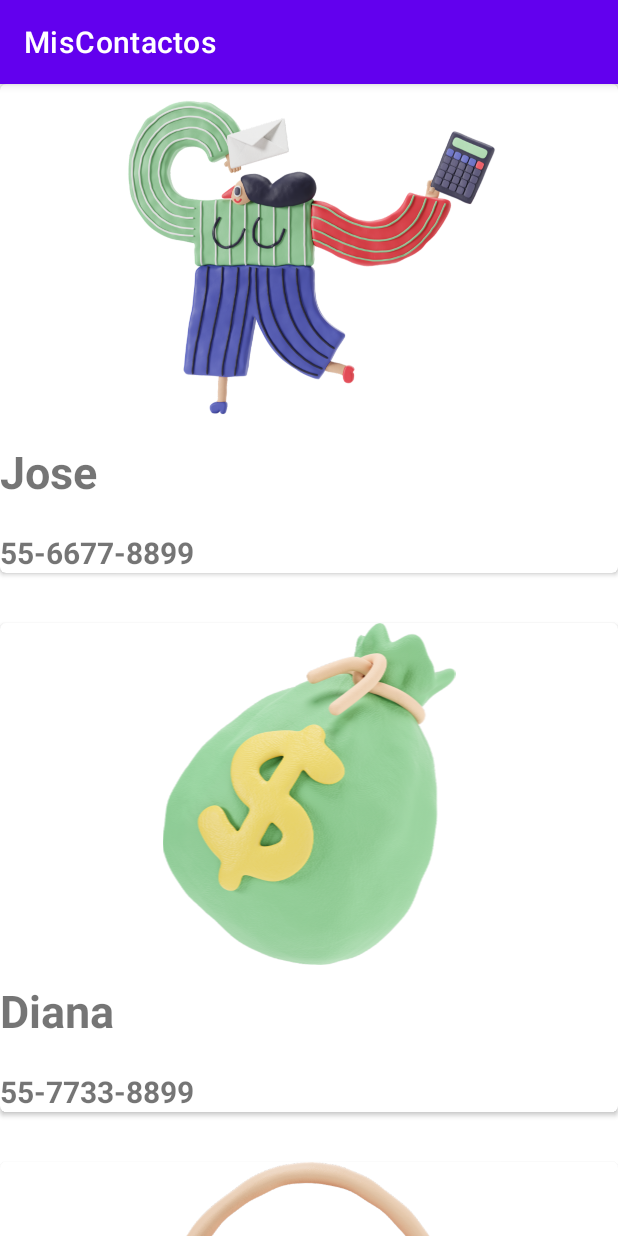
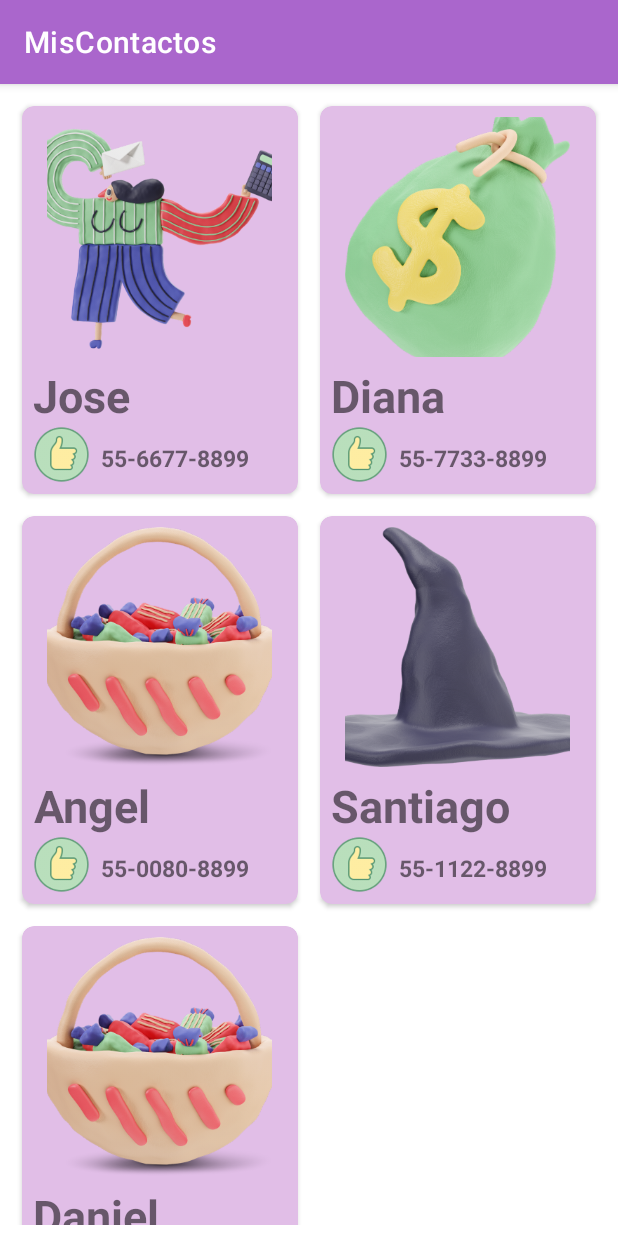
Before and after one commit to jeshc/AplicacionesCursoAndroid, an Android app: the screen it shows after launch (MainActivity), on a phone screen of 412 x 824 dp. Run offline under Robolectric (Android 15) with nearby library versions, the phone set to English and light mode, and no system bars.

Commit message:
Terminado hasta video Botón de Like en RecyclerView semana 3

```diff
--- a/MisContactos/app/src/main/java/coursera/android/semana2/ContactoAdaptador.java
+++ b/MisContactos/app/src/main/java/coursera/android/semana2/ContactoAdaptador.java
@@ -1,37 +1,65 @@
 package coursera.android.semana2;
 
+import android.app.Activity;
+import android.content.Intent;
+import android.util.Log;
 import android.view.LayoutInflater;
 import android.view.View;
 import android.view.ViewGroup;
+import android.widget.ImageButton;
 import android.widget.ImageView;
 import android.widget.TextView;
+import android.widget.Toast;
 
 import androidx.annotation.NonNull;
 import androidx.recyclerview.widget.RecyclerView;
 
 import java.util.ArrayList;
 
-public class ContactoAdaptador extends RecyclerView.Adapter<ContactoAdaptador.ContactoViewHolder>{
+public class ContactoAdaptador extends RecyclerView.Adapter<ContactoAdaptador.ContactoViewHolder> {
     ArrayList<Contacto> contactos;
+    Activity activity;
 
-    public ContactoAdaptador(ArrayList<Contacto> contactos) {
+
+    public ContactoAdaptador(ArrayList<Contacto> contactos, Activity activity) {
         this.contactos = contactos;
+        this.activity = activity;
     }
 
     @NonNull
     @Override
     public ContactoViewHolder onCreateViewHolder(@NonNull ViewGroup parent, int viewType) {
-       View v = LayoutInflater.from(parent.getContext()).inflate(R.layout.cardview_contacto,parent,false);
+        View v = LayoutInflater.from(parent.getContext()).inflate(R.layout.cardview_contacto, parent, false);
 
         return new ContactoViewHolder(v);
     }
 
     @Override
     public void onBindViewHolder(@NonNull ContactoViewHolder holder, int position) {
-        Contacto contacto = contactos.get(position);
+        final Contacto contacto = contactos.get(position);
         holder.imgFoto.setImageResource(contacto.getFoto());
         holder.tvNombreCV.setText(contacto.getNombre());
         holder.tvTelefonoCV.setText(contacto.getTelefono());
+
+        holder.imgFoto.setOnClickListener(new View.OnClickListener() {
+            @Override
+            public void onClick(View v) {
+                //Log.d("devj", "onClick: "+contacto.getNombre());
+                //Toast.makeText(activity,contacto.getNombre(),Toast.LENGTH_LONG).show();
+                Intent intent = new Intent(activity, DetalleContacto.class);
+                intent.putExtra("nombre",contacto.getNombre());
+                intent.putExtra("telefono",contacto.getTelefono());
+                intent.putExtra("email",contacto.getEmail());
+                activity.startActivity(intent);
+            }
+        });
+
+        holder.btnLike.setOnClickListener(new View.OnClickListener() {
+            @Override
+            public void onClick(View v) {
+                Toast.makeText(activity,"Diste like a "+contacto.getNombre(),Toast.LENGTH_LONG).show();
+            }
+        });
 
     }
 
@@ -44,14 +72,17 @@ public class ContactoAdaptador extends RecyclerView.Adapter<ContactoAdaptador.Co
         private ImageView imgFoto;
         private TextView tvNombreCV;
         private TextView tvTelefonoCV;
+        private ImageButton btnLike;
 
         public ContactoViewHolder(@NonNull View itemView) {
             super(itemView);
-            imgFoto     = itemView.findViewById(R.id.imgFoto);
-            tvNombreCV  = itemView.findViewById(R.id.tvNombreCV);
+            imgFoto = itemView.findViewById(R.id.imgFoto);
+            tvNombreCV = itemView.findViewById(R.id.tvNombreCV);
             tvTelefonoCV = itemView.findViewById(R.id.tvTelefonoCV);
+            btnLike = itemView.findViewById(R.id.btnLike);
+        }
 
-        }
+
     }
 
 }
--- a/MisContactos/app/src/main/java/coursera/android/semana2/MainActivity.java
+++ b/MisContactos/app/src/main/java/coursera/android/semana2/MainActivity.java
@@ -1,6 +1,7 @@
 package coursera.android.semana2;
 
 import androidx.appcompat.app.AppCompatActivity;
+import androidx.recyclerview.widget.GridLayoutManager;
 import androidx.recyclerview.widget.LinearLayoutManager;
 import androidx.recyclerview.widget.RecyclerView;
 
@@ -21,9 +22,12 @@ public class MainActivity extends AppCompatActivity {
         setContentView(R.layout.activity_main);
 
         listaContactos = findViewById(R.id.rvContactos);
+        /*
         LinearLayoutManager llm = new LinearLayoutManager(this);
         llm.setOrientation(LinearLayoutManager.VERTICAL);
-        listaContactos.setLayoutManager(llm);
+        */
+        GridLayoutManager glm = new GridLayoutManager(this, 2);
+        listaContactos.setLayoutManager(glm);
 
         crearLista();
         inicilizarAdaptador();
@@ -55,7 +59,7 @@ public class MainActivity extends AppCompatActivity {
     }
 
     public void inicilizarAdaptador(){
-        ContactoAdaptador adaptador = new ContactoAdaptador(contacts);
+        ContactoAdaptador adaptador = new ContactoAdaptador(contacts,MainActivity.this);
         listaContactos.setAdapter(adaptador);
 
     }
--- a/MisContactos/app/src/main/res/layout/activity_main.xml
+++ b/MisContactos/app/src/main/res/layout/activity_main.xml
@@ -17,6 +17,8 @@
         android:id="@+id/rvContactos"
         android:layout_width="match_parent"
         android:layout_height="match_parent"
+        android:layout_centerHorizontal="true"
+        android:padding="@dimen/espacio_texto_card"
 
         />
 </RelativeLayout>
--- a/MisContactos/app/src/main/res/layout/cardview_contacto.xml
+++ b/MisContactos/app/src/main/res/layout/cardview_contacto.xml
@@ -6,20 +6,26 @@
     android:layout_height="wrap_content"
     android:layout_marginBottom="@dimen/dimNombre"
     app:cardCornerRadius="@dimen/cortnerRadius"
-
+    app:cardBackgroundColor="@color/card_color"
+    android:padding="30dp"
+    android:layout_margin="@dimen/margen_card"
     >
 
     <LinearLayout
         android:orientation="vertical"
         android:layout_width="match_parent"
-        android:layout_height="match_parent">
-
+        android:layout_height="match_parent"
+        android:padding="@dimen/espacio_texto_card"
+        >
         <ImageView
             android:id="@+id/imgFoto"
-            android:layout_width="match_parent"
-            android:layout_height="wrap_content"
+            android:layout_width="150dp"
+            android:layout_height="160dp"
             android:src="@drawable/profile"
-            android:contentDescription="@string/app_name" />
+            android:contentDescription="@string/app_name"
+            android:scaleType="centerCrop"
+            android:layout_gravity="center_horizontal"
+            />
 
         <TextView
             android:id="@+id/tvNombreCV"
@@ -29,16 +35,33 @@
             android:textSize="30sp"
             android:textStyle="bold"
             android:gravity="center"
-            android:paddingTop="10dp" />
+            android:paddingTop="5dp"
+            />
 
-        <TextView
-            android:id="@+id/tvTelefonoCV"
-            android:layout_width="wrap_content"
+        <LinearLayout
+            android:layout_width="match_parent"
             android:layout_height="wrap_content"
-            android:text="@string/telefono"
-            android:textSize="20sp"
-            android:textStyle="bold"
-            android:paddingTop="@dimen/dimDetalle" />
+            android:orientation="horizontal">
+            <ImageButton
+                android:id="@+id/btnLike"
+                android:layout_width="38dp"
+                android:layout_height="38dp"
+                android:background="@mipmap/icons8_good_quality_80"
+                />
+            <TextView
+                android:id="@+id/tvTelefonoCV"
+                android:layout_width="wrap_content"
+                android:layout_height="wrap_content"
+                android:text="@string/telefono"
+                android:textSize="15sp"
+                android:textStyle="bold"
+                android:paddingTop="5dp"
+                android:paddingLeft="@dimen/espacio_texto_card"
+                android:layout_gravity="center_vertical"
+                />
+
+        </LinearLayout>
+
 
     </LinearLayout>
 </androidx.cardview.widget.CardView>
--- a/MisContactos/app/src/main/res/values/colors.xml
+++ b/MisContactos/app/src/main/res/values/colors.xml
@@ -7,4 +7,6 @@
     <color name="teal_700">#FF018786</color>
     <color name="black">#FF000000</color>
     <color name="white">#FFFFFFFF</color>
+
+    <color name="card_color">#e1bee7</color>
 </resources>
--- a/MisContactos/app/src/main/res/values/dimens.xml
+++ b/MisContactos/app/src/main/res/values/dimens.xml
@@ -2,7 +2,9 @@
 <resources>
 
 
-    <dimen name="dimNombre">33dp</dimen>
+    <dimen name="dimNombre">30dp</dimen>
     <dimen name="dimDetalle">20dp</dimen>
-    <dimen name="cortnerRadius">4dp</dimen>
+    <dimen name="cortnerRadius">8dp</dimen>
+    <dimen name="espacio_texto_card">7dp</dimen>
+    <dimen name="margen_card">7dp</dimen>
 </resources>
--- a/MisContactos/app/src/main/res/values/themes.xml
+++ b/MisContactos/app/src/main/res/values/themes.xml
@@ -2,12 +2,12 @@
     <!-- Base application theme. -->
     <style name="Theme.MisContactos" parent="Theme.MaterialComponents.DayNight.DarkActionBar">
         <!-- Primary brand color. -->
-        <item name="colorPrimary">@color/purple_500</item>
-        <item name="colorPrimaryVariant">@color/purple_700</item>
+        <item name="colorPrimary">?android:attr/textColorLink</item>
+        <item name="colorPrimaryVariant">@color/purple_200</item>
         <item name="colorOnPrimary">@color/white</item>
         <!-- Secondary brand color. -->
-        <item name="colorSecondary">@color/teal_200</item>
-        <item name="colorSecondaryVariant">@color/teal_700</item>
+        <item name="colorSecondary">@android:color/holo_purple</item>
+        <item name="colorSecondaryVariant">@android:color/system_accent3_300</item>
         <item name="colorOnSecondary">@color/black</item>
         <!-- Status bar color. -->
         <item name="android:statusBarColor" tools:targetApi="l">?attr/colorPrimaryVariant</item>
```
Also changed, not shown: MisContactos/app/src/main/res/mipmap-hdpi/icons8_good_quality_80.png (added), MisContactos/app/src/main/res/mipmap-hdpi/icons8_like_58.png (added), MisContactos/app/src/main/res/mipmap-mdpi/icons8_good_quality_80.png (added), MisContactos/app/src/main/res/mipmap-mdpi/icons8_like_58.png (added), MisContactos/app/src/main/res/mipmap-xhdpi/icons8_good_quality_80.png (added), MisContactos/app/src/main/res/mipmap-xhdpi/icons8_like_58.png (added), MisContactos/app/src/main/res/mipmap-xxhdpi/icons8_good_quality_80.png (added), MisContactos/app/src/main/res/mipmap-xxhdpi/icons8_like_58.png (added), MisContactos/app/src/main/res/mipmap-xxxhdpi/icons8_good_quality_80.png (added), MisContactos/app/src/main/res/mipmap-xxxhdpi/icons8_like_58.png (added).
